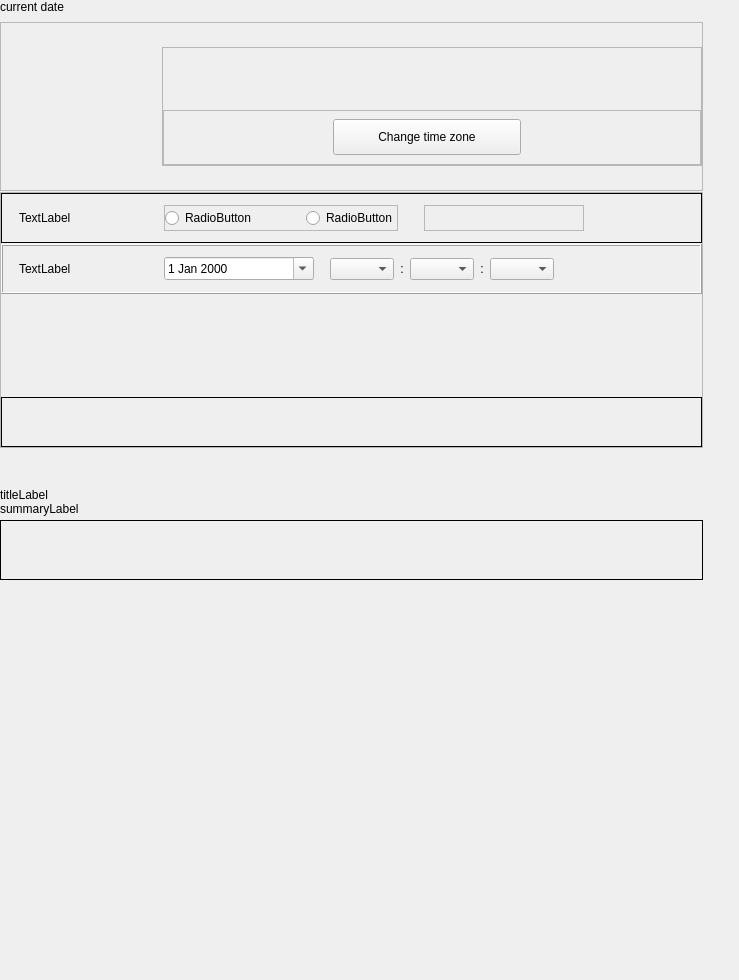
This is plugins/time-language/datetime/datetime.ui in ukui/ukui-control-center as Qt 5 draws it before an edit. The edited form follows.
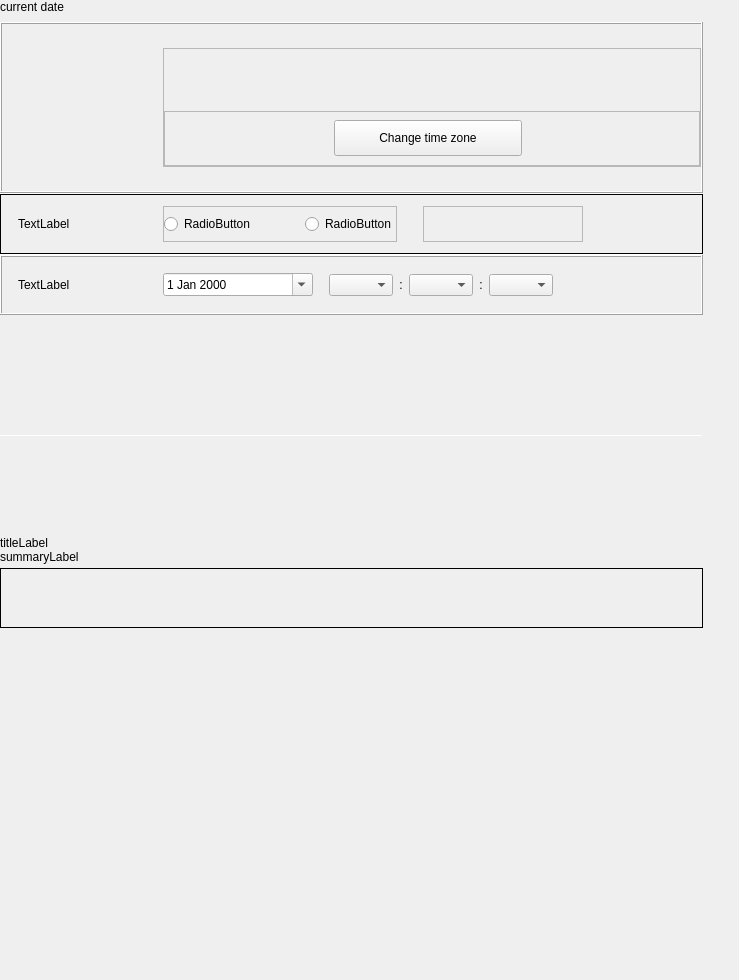
This is the edited form. Custom widgets are drawn as their Qt base class.

```diff
--- a/plugins/time-language/datetime/datetime.ui
+++ b/plugins/time-language/datetime/datetime.ui
@@ -82,7 +82,7 @@
      </property>
      <layout class="QVBoxLayout" name="verticalLayout_5">
       <property name="spacing">
-       <number>1</number>
+       <number>0</number>
       </property>
       <property name="leftMargin">
        <number>0</number>
@@ -99,7 +99,7 @@
       <item>
        <widget class="QFrame" name="frame_2">
         <property name="frameShape">
-         <enum>QFrame::StyledPanel</enum>
+         <enum>QFrame::Box</enum>
         </property>
         <property name="frameShadow">
          <enum>QFrame::Raised</enum>
@@ -317,7 +317,7 @@
          </size>
         </property>
         <property name="frameShape">
-         <enum>QFrame::StyledPanel</enum>
+         <enum>QFrame::Box</enum>
         </property>
         <property name="frameShadow">
          <enum>QFrame::Raised</enum>
@@ -327,7 +327,7 @@
         </property>
         <layout class="QVBoxLayout" name="verticalLayout_9">
          <property name="spacing">
-          <number>1</number>
+          <number>0</number>
          </property>
          <property name="leftMargin">
           <number>0</number>
@@ -341,6 +341,25 @@
          <property name="bottomMargin">
           <number>0</number>
          </property>
+         <item>
+          <widget class="Line" name="line_3">
+           <property name="minimumSize">
+            <size>
+             <width>0</width>
+             <height>1</height>
+            </size>
+           </property>
+           <property name="maximumSize">
+            <size>
+             <width>16777215</width>
+             <height>1</height>
+            </size>
+           </property>
+           <property name="orientation">
+            <enum>Qt::Horizontal</enum>
+           </property>
+          </widget>
+         </item>
          <item>
           <widget class="QFrame" name="syncFrame">
            <property name="enabled">
@@ -349,13 +368,13 @@
            <property name="minimumSize">
             <size>
              <width>552</width>
-             <height>50</height>
+             <height>60</height>
             </size>
            </property>
            <property name="maximumSize">
             <size>
              <width>16777215</width>
-             <height>50</height>
+             <height>60</height>
             </size>
            </property>
            <property name="frameShape">
@@ -486,18 +505,37 @@
            </layout>
           </widget>
          </item>
+         <item>
+          <widget class="Line" name="line">
+           <property name="minimumSize">
+            <size>
+             <width>0</width>
+             <height>1</height>
+            </size>
+           </property>
+           <property name="maximumSize">
+            <size>
+             <width>16777215</width>
+             <height>1</height>
+            </size>
+           </property>
+           <property name="orientation">
+            <enum>Qt::Horizontal</enum>
+           </property>
+          </widget>
+         </item>
          <item>
           <widget class="QFrame" name="setTimeFrame">
            <property name="minimumSize">
             <size>
              <width>0</width>
-             <height>50</height>
+             <height>60</height>
             </size>
            </property>
            <property name="maximumSize">
             <size>
              <width>16777215</width>
-             <height>50</height>
+             <height>60</height>
             </size>
            </property>
            <property name="frameShape">
@@ -687,13 +725,13 @@
            <property name="minimumSize">
             <size>
              <width>552</width>
-             <height>50</height>
+             <height>60</height>
             </size>
            </property>
            <property name="maximumSize">
             <size>
              <width>16777215</width>
-             <height>50</height>
+             <height>60</height>
             </size>
            </property>
            <property name="frameShape">
@@ -709,13 +747,13 @@
            <property name="minimumSize">
             <size>
              <width>552</width>
-             <height>50</height>
+             <height>60</height>
             </size>
            </property>
            <property name="maximumSize">
             <size>
              <width>16777215</width>
-             <height>50</height>
+             <height>60</height>
             </size>
            </property>
            <property name="frameShape">
@@ -726,23 +764,54 @@
            </property>
           </widget>
          </item>
+         <item>
+          <widget class="Line" name="line_2">
+           <property name="sizePolicy">
+            <sizepolicy hsizetype="Minimum" vsizetype="Fixed">
+             <horstretch>0</horstretch>
+             <verstretch>0</verstretch>
+            </sizepolicy>
+           </property>
+           <property name="minimumSize">
+            <size>
+             <width>0</width>
+             <height>1</height>
+            </size>
+           </property>
+           <property name="maximumSize">
+            <size>
+             <width>16777215</width>
+             <height>1</height>
+            </size>
+           </property>
+           <property name="orientation">
+            <enum>Qt::Horizontal</enum>
+           </property>
+          </widget>
+         </item>
          <item>
           <widget class="QFrame" name="ntpFrame_2">
            <property name="minimumSize">
             <size>
              <width>552</width>
-             <height>50</height>
+             <height>60</height>
             </size>
            </property>
            <property name="maximumSize">
             <size>
              <width>16777215</width>
-             <height>50</height>
+             <height>60</height>
             </size>
            </property>
            <property name="frameShape">
             <enum>QFrame::Box</enum>
            </property>
+           <property name="frameShadow">
+            <enum>QFrame::Raised</enum>
+           </property>
+           <property name="lineWidth">
+            <number>0</number>
+           </property>
           </widget>
          </item>
         </layout>
@@ -856,6 +925,39 @@
       </spacer>
      </item>
      <item>
+      <widget class="QFrame" name="frame_7">
+       <property name="minimumSize">
+        <size>
+         <width>0</width>
+         <height>0</height>
+        </size>
+       </property>
+       <property name="frameShape">
+        <enum>QFrame::Box</enum>
+       </property>
+       <property name="frameShadow">
+        <enum>QFrame::Raised</enum>
+       </property>
+       <property name="lineWidth">
+        <number>0</number>
+       </property>
+       <layout class="QVBoxLayout" name="verticalLayout_11">
+        <property name="spacing">
+         <number>0</number>
+        </property>
+        <property name="leftMargin">
+         <number>0</number>
+        </property>
+        <property name="topMargin">
+         <number>0</number>
+        </property>
+        <property name="rightMargin">
+         <number>0</number>
+        </property>
+        <property name="bottomMargin">
+         <number>0</number>
+        </property>
+        <item>
       <widget class="QFrame" name="showFrame">
        <property name="minimumSize">
         <size>
@@ -949,6 +1051,9 @@
            <number>0</number>
           </property>
          </layout>
+           </item>
+          </layout>
+         </widget>
         </item>
        </layout>
       </widget>
```
Left out of the diff: 8 changed lines with no effect on the pictures. Lines whose indentation alone changed are shown as unchanged.
